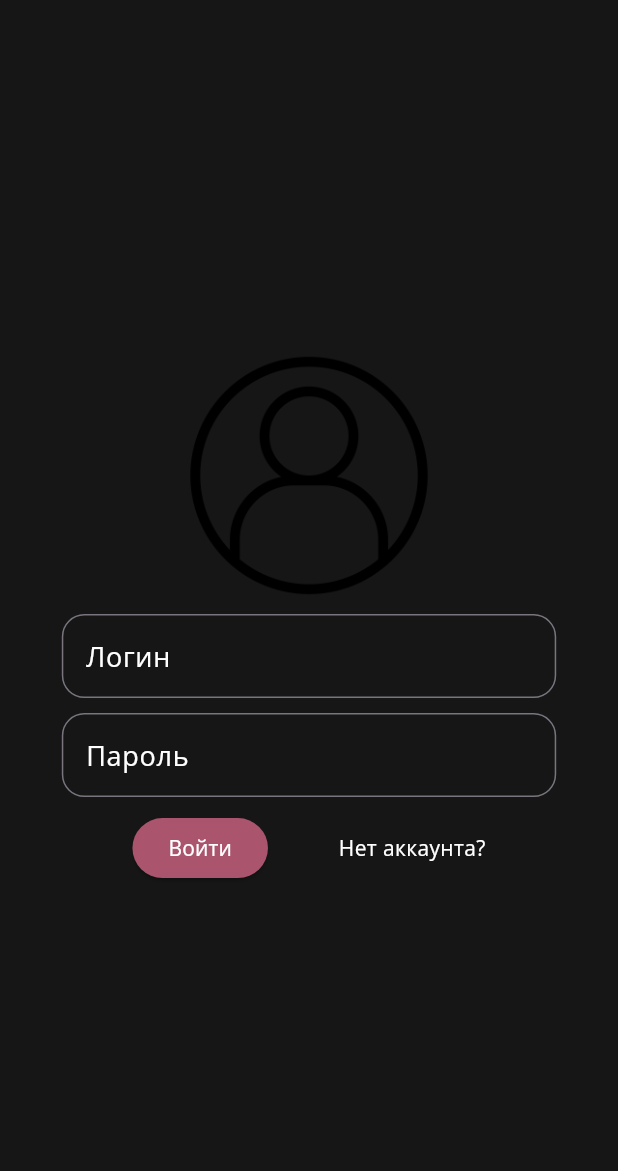
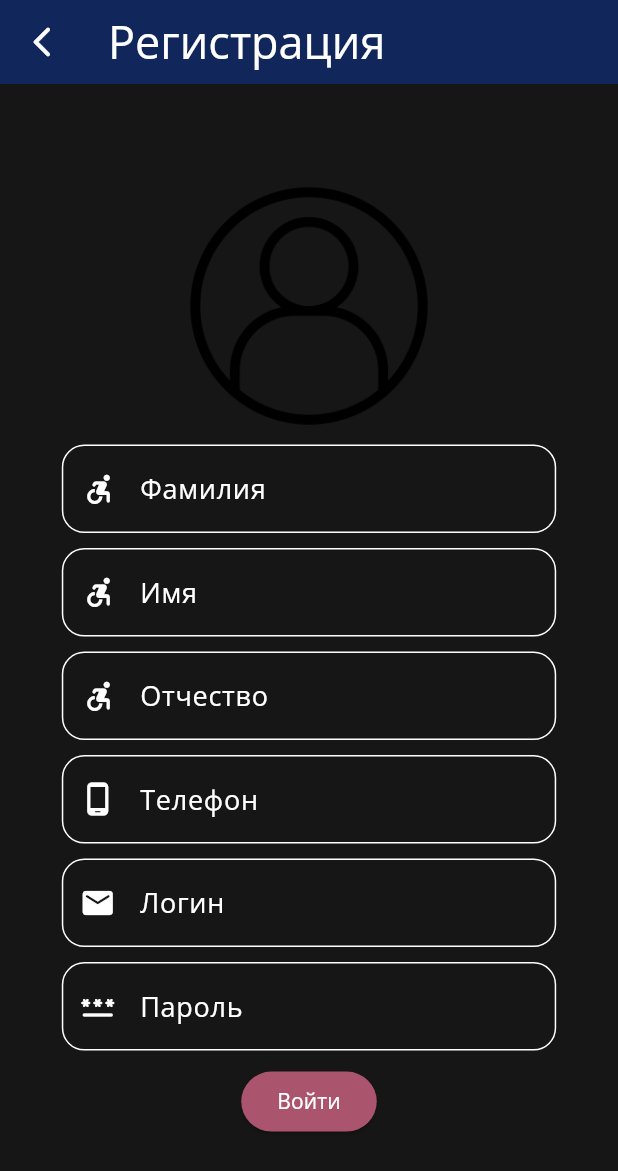
Before and after one commit to moyG1T/idi_rabotai123, a Flutter app: the screen it shows after launch, after a tap on "Нет аккаунта?", on a phone screen of 412 x 824 dp. Shown: the top 1171 px of the screen. Run offline on Flutter 3.47's test engine with Material 3 defaults, Android fonts, the light colour scheme and no system bars.

Commit message:
регистрация

```diff
--- a/lib/constants/strings.dart
+++ b/lib/constants/strings.dart
@@ -1,3 +1,14 @@
 const String vacancy = "Вакансии";
 const String responses = "Отклики";
 const String profile = "Профиль";
+const String toLogIn = "Войти";
+const String toRegist = "Нет аккаунта?";
+const String login = "Логин";
+const String password = "Пароль";
+const String repeatPassword = "Повторите пароль";
+const String registration = "Регистрация";
+
+const String surname = "Фамилия";
+const String name = "Имя";
+const String patronymic = "Отчество";
+const String telephone = "Телефон";
--- a/lib/routes/routes.dart
+++ b/lib/routes/routes.dart
@@ -1,5 +1,9 @@
+import 'package:idi_rabotai123/ui/home.dart';
 import 'package:idi_rabotai123/ui/pages/authorization.dart';
+import 'package:idi_rabotai123/ui/pages/registration.dart';
 
 final routes = {
   '/': (context) => const AuthorizationPage(),
+  '/reg': (context) => const RegistrationPage(),
+  '/home': (context) => const HomePage(),
 };
--- a/lib/ui/pages/authorization.dart
+++ b/lib/ui/pages/authorization.dart
@@ -1,4 +1,6 @@
 import 'package:flutter/material.dart';
+import 'package:idi_rabotai123/constants/colors.dart';
+import 'package:idi_rabotai123/constants/strings.dart';
 import 'package:idi_rabotai123/themes.dart';
 
 class AuthorizationPage extends StatefulWidget {
@@ -20,6 +22,7 @@ class _AuthorizationPageState extends State<AuthorizationPage> {
           child: SizedBox(
             width: MediaQuery.of(context).size.width * 0.8,
             child: SingleChildScrollView(
+              physics: const BouncingScrollPhysics(),
               child: Column(
                 mainAxisAlignment: MainAxisAlignment.center,
                 children: [
@@ -32,25 +35,59 @@ class _AuthorizationPageState extends State<AuthorizationPage> {
                     height: 10,
                   ),
                   TextField(
+                    style: labelTextStyle2,
+                    cursorColor: accentColor,
                     controller: loginController,
                     decoration: InputDecoration(
                         label: const Text(
-                          "Логин",
+                          login,
                         ),
                         labelStyle: labelTextStyle2,
-                        border: OutlineInputBorder(borderRadius: BorderRadius.circular(15))),
+                        border: OutlineInputBorder(
+                            borderRadius: BorderRadius.circular(15)),
+                        focusedBorder: OutlineInputBorder(
+                            borderSide: const BorderSide(color: accentColor2),
+                            borderRadius: BorderRadius.circular(15)),
+                        enabledBorder: OutlineInputBorder(
+                            borderSide: const BorderSide(color: accentColor),
+                            borderRadius: BorderRadius.circular(15)),
+                        prefixIcon: const Icon(
+                          Icons.email_rounded,
+                          color: accentColor,
+                        )),
                   ),
                   const SizedBox(
                     height: 10,
                   ),
                   TextField(
+                    style: labelTextStyle2,
+                    cursorColor: accentColor,
+                    obscureText: true,
                     controller: passwordController,
                     decoration: InputDecoration(
+                        suffixIcon: IconButton(
+                          icon: const Icon(
+                            Icons.visibility,
+                            color: accentColor,
+                          ),
+                          onPressed: () {},
+                        ),
                         label: const Text(
-                          "Пароль",
+                          password,
                         ),
                         labelStyle: labelTextStyle2,
-                        border: OutlineInputBorder(borderRadius: BorderRadius.circular(15))),
+                        border: OutlineInputBorder(
+                            borderRadius: BorderRadius.circular(15)),
+                        focusedBorder: OutlineInputBorder(
+                            borderSide: const BorderSide(color: accentColor2),
+                            borderRadius: BorderRadius.circular(15)),
+                        enabledBorder: OutlineInputBorder(
+                            borderSide: const BorderSide(color: accentColor),
+                            borderRadius: BorderRadius.circular(15)),
+                        prefixIcon: const Icon(
+                          Icons.password_rounded,
+                          color: accentColor,
+                        )),
                   ),
                   const SizedBox(
                     height: 10,
@@ -62,13 +99,14 @@ class _AuthorizationPageState extends State<AuthorizationPage> {
                           style: accentedButton,
                           onPressed: () {},
                           child: Text(
-                            "Войти",
+                            toLogIn,
                             style: labelTextStyle,
                           )),
                       GestureDetector(
-                          onTap: () {},
+                          onTap: () =>
+                              Navigator.popAndPushNamed(context, '/reg'),
                           child: Text(
-                            "Нет аккаунта?",
+                            toRegist,
                             style: labelTextStyle,
                           ))
                     ],
--- /dev/null
+++ b/lib/ui/pages/registration.dart
@@ -0,0 +1,206 @@
+import 'package:flutter/material.dart';
+import 'package:idi_rabotai123/constants/colors.dart';
+import 'package:idi_rabotai123/constants/strings.dart';
+import 'package:idi_rabotai123/themes.dart';
+
+class RegistrationPage extends StatefulWidget {
+  const RegistrationPage({super.key});
+
+  @override
+  State<RegistrationPage> createState() => _RegistrationPageState();
+}
+
+class _RegistrationPageState extends State<RegistrationPage> {
+  @override
+  Widget build(BuildContext context) {
+    return Scaffold(
+      appBar: AppBar(
+        title: Text(
+          registration,
+          style: headerTextStyle,
+        ),
+        leading: IconButton(
+          onPressed: () => Navigator.popAndPushNamed(context, '/'),
+          icon: const Icon(
+            Icons.arrow_back_ios_new_rounded,
+            color: accentColor,
+          ),
+        ),
+      ),
+      body: SafeArea(
+        child: Center(
+          child: SizedBox(
+            width: MediaQuery.of(context).size.width * 0.8,
+            child: SingleChildScrollView(
+              physics: const BouncingScrollPhysics(),
+              child: Column(
+                mainAxisAlignment: MainAxisAlignment.center,
+                children: [
+                  Image.asset(
+                    'lib/pics/acc.png',
+                    width: MediaQuery.of(context).size.height * 0.2,
+                    height: MediaQuery.of(context).size.height * 0.2,
+                  ),
+                  const SizedBox(
+                    height: 10,
+                  ),
+                  TextField(
+                    style: labelTextStyle2,
+                    cursorColor: accentColor,
+                    decoration: InputDecoration(
+                        label: const Text(
+                          surname,
+                        ),
+                        labelStyle: labelTextStyle2,
+                        border: OutlineInputBorder(
+                            borderRadius: BorderRadius.circular(15)),
+                        focusedBorder: OutlineInputBorder(
+                            borderSide: const BorderSide(color: accentColor2),
+                            borderRadius: BorderRadius.circular(15)),
+                        enabledBorder: OutlineInputBorder(
+                            borderSide: const BorderSide(color: accentColor),
+                            borderRadius: BorderRadius.circular(15)),
+                        prefixIcon: const Icon(
+                          Icons.accessible_forward_rounded,
+                          color: accentColor,
+                        )),
+                  ),
+                  const SizedBox(
+                    height: 10,
+                  ),
+                  TextField(
+                    style: labelTextStyle2,
+                    cursorColor: accentColor,
+                    decoration: InputDecoration(
+                        label: const Text(
+                          name,
+                        ),
+                        labelStyle: labelTextStyle2,
+                        border: OutlineInputBorder(
+                            borderRadius: BorderRadius.circular(15)),
+                        focusedBorder: OutlineInputBorder(
+                            borderSide: const BorderSide(color: accentColor2),
+                            borderRadius: BorderRadius.circular(15)),
+                        enabledBorder: OutlineInputBorder(
+                            borderSide: const BorderSide(color: accentColor),
+                            borderRadius: BorderRadius.circular(15)),
+                        prefixIcon: const Icon(
+                          Icons.accessible_forward_rounded,
+                          color: accentColor,
+                        )),
+                  ),
+                  const SizedBox(
+                    height: 10,
+                  ),
+                  TextField(
+                    style: labelTextStyle2,
+                    cursorColor: accentColor,
+                    decoration: InputDecoration(
+                        label: const Text(
+                          patronymic,
+                        ),
+                        labelStyle: labelTextStyle2,
+                        border: OutlineInputBorder(
+                            borderRadius: BorderRadius.circular(15)),
+                        focusedBorder: OutlineInputBorder(
+                            borderSide: const BorderSide(color: accentColor2),
+                            borderRadius: BorderRadius.circular(15)),
+                        enabledBorder: OutlineInputBorder(
+                            borderSide: const BorderSide(color: accentColor),
+                            borderRadius: BorderRadius.circular(15)),
+                        prefixIcon: const Icon(
+                          Icons.accessible_forward_rounded,
+                          color: accentColor,
+                        )),
+                  ),
+                  const SizedBox(
+                    height: 10,
+                  ),
+                  TextField(
+                    style: labelTextStyle2,
+                    cursorColor: accentColor,
+                    decoration: InputDecoration(
+                        label: const Text(
+                          telephone,
+                        ),
+                        labelStyle: labelTextStyle2,
+                        border: OutlineInputBorder(
+                            borderRadius: BorderRadius.circular(15)),
+                        focusedBorder: OutlineInputBorder(
+                            borderSide: const BorderSide(color: accentColor2),
+                            borderRadius: BorderRadius.circular(15)),
+                        enabledBorder: OutlineInputBorder(
+                            borderSide: const BorderSide(color: accentColor),
+                            borderRadius: BorderRadius.circular(15)),
+                        prefixIcon: const Icon(
+                          Icons.phone_android_rounded,
+                          color: accentColor,
+                        )),
+                  ),
+                  const SizedBox(
+                    height: 10,
+                  ),
+                  TextField(
+                    style: labelTextStyle2,
+                    cursorColor: accentColor,
+                    decoration: InputDecoration(
+                        label: const Text(
+                          login,
+                        ),
+                        labelStyle: labelTextStyle2,
+                        border: OutlineInputBorder(
+                            borderRadius: BorderRadius.circular(15)),
+                        focusedBorder: OutlineInputBorder(
+                            borderSide: const BorderSide(color: accentColor2),
+                            borderRadius: BorderRadius.circular(15)),
+                        enabledBorder: OutlineInputBorder(
+                            borderSide: const BorderSide(color: accentColor),
+                            borderRadius: BorderRadius.circular(15)),
+                        prefixIcon: const Icon(
+                          Icons.email_rounded,
+                          color: accentColor,
+                        )),
+                  ),
+                  const SizedBox(
+                    height: 10,
+                  ),
+                  TextField(
+                    style: labelTextStyle2,
+                    cursorColor: accentColor,
+                    decoration: InputDecoration(
+                        label: const Text(
+                          password,
+                        ),
+                        labelStyle: labelTextStyle2,
+                        border: OutlineInputBorder(
+                            borderRadius: BorderRadius.circular(15)),
+                        focusedBorder: OutlineInputBorder(
+                            borderSide: const BorderSide(color: accentColor2),
+                            borderRadius: BorderRadius.circular(15)),
+                        enabledBorder: OutlineInputBorder(
+                            borderSide: const BorderSide(color: accentColor),
+                            borderRadius: BorderRadius.circular(15)),
+                        prefixIcon: const Icon(
+                          Icons.password_rounded,
+                          color: accentColor,
+                        )),
+                  ),
+                  const SizedBox(
+                    height: 10,
+                  ),
+                  ElevatedButton(
+                      style: accentedButton,
+                      onPressed: () {},
+                      child: Text(
+                        toLogIn,
+                        style: labelTextStyle,
+                      )),
+                ],
+              ),
+            ),
+          ),
+        ),
+      ),
+    );
+  }
+}
```
Also changed, not shown: lib/themes.dart (line endings or trailing spaces), pubspec.lock.
